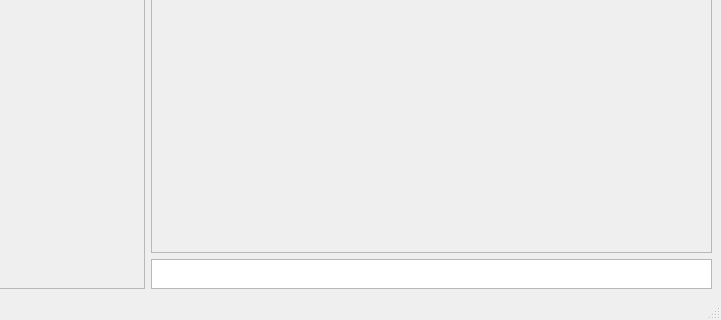
Old version of the form TestMyWidget/mainwindow.ui in the repository DizelforClaSS/Qt-project; both pictures show x 129 to 850 and y 290 to 610 of the 850 by 610 pixel window.
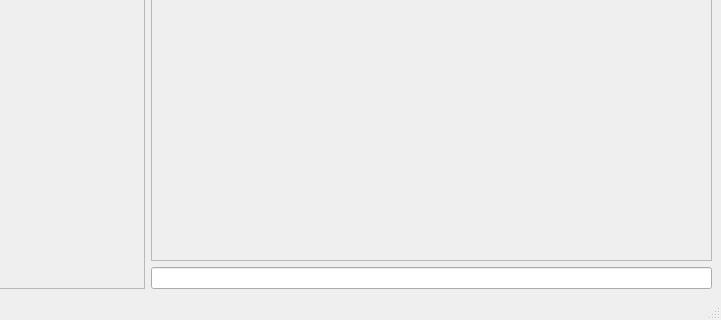
New version of the form.

What changed in the file:
```diff
--- a/TestMyWidget/mainwindow.ui
+++ b/TestMyWidget/mainwindow.ui
@@ -24,13 +24,10 @@
   </property>
   <widget class="QWidget" name="centralwidget">
    <layout class="QGridLayout" name="gridLayout">
-    <item row="1" column="1">
-     <widget class="QPlainTextEdit" name="plainTextEdit">
-      <property name="maximumSize">
-       <size>
-        <width>16777215</width>
-        <height>30</height>
-       </size>
+    <item row="0" column="1">
+     <widget class="QTextEdit" name="Console">
+      <property name="enabled">
+       <bool>false</bool>
       </property>
      </widget>
     </item>
@@ -64,10 +61,13 @@
       </widget>
      </widget>
     </item>
-    <item row="0" column="1">
-     <widget class="QTextEdit" name="Console">
-      <property name="enabled">
-       <bool>false</bool>
+    <item row="1" column="1">
+     <widget class="QLineEdit" name="lineEdit">
+      <property name="maximumSize">
+       <size>
+        <width>16777215</width>
+        <height>30</height>
+       </size>
       </property>
      </widget>
     </item>
```
